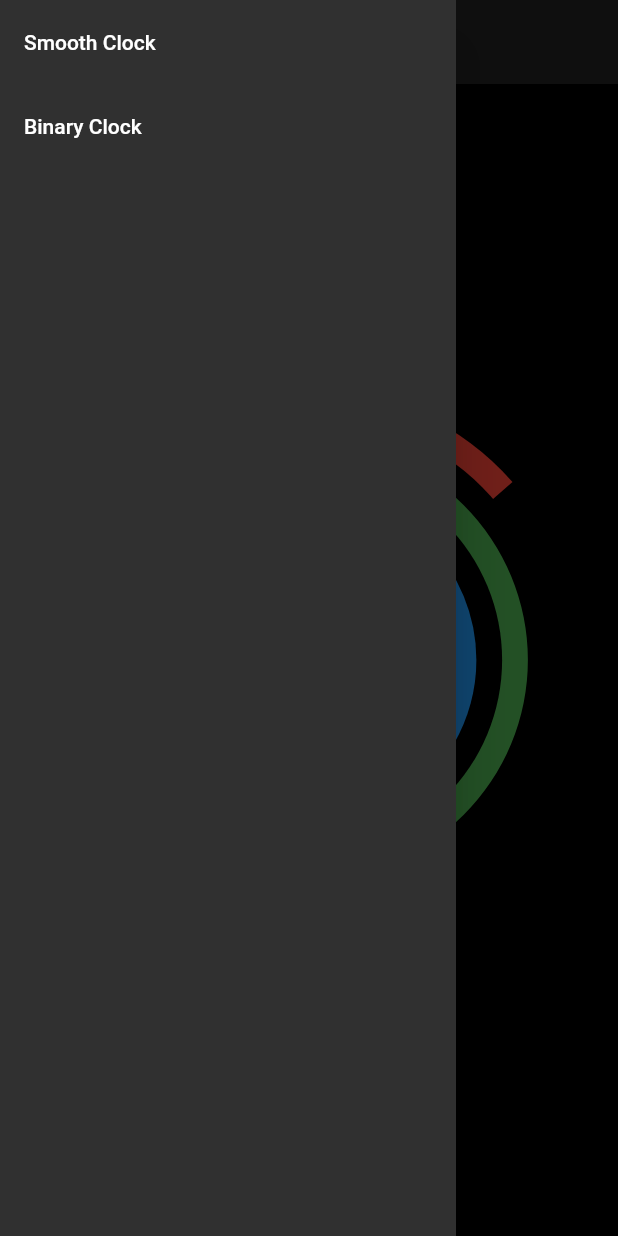
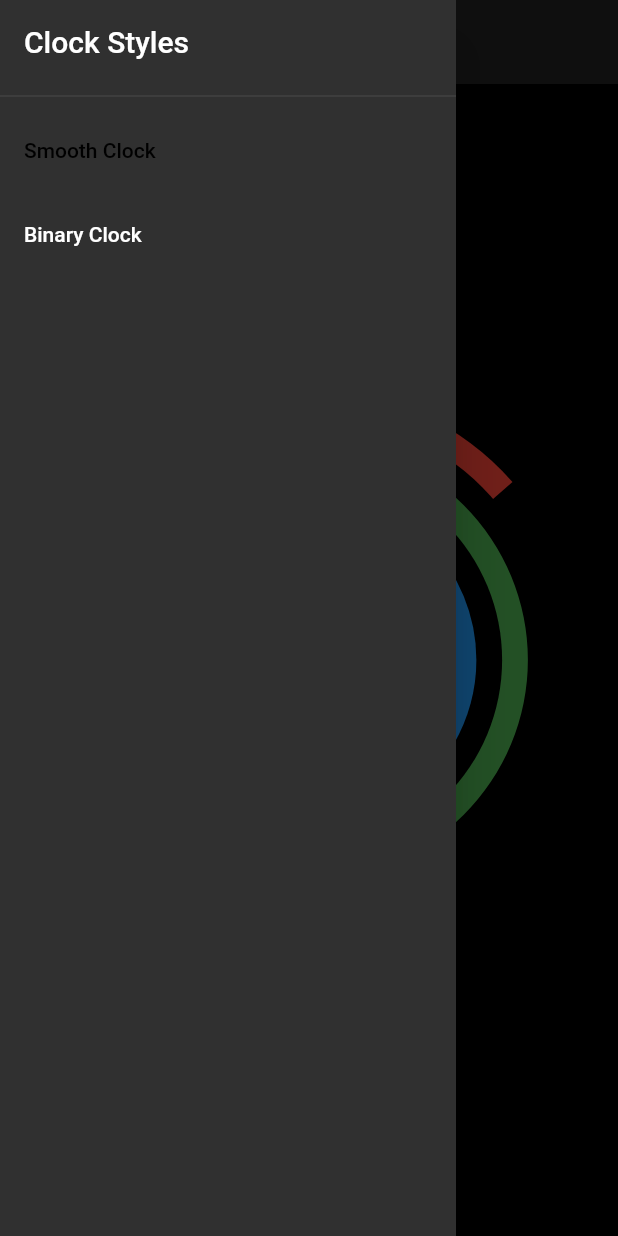
Before and after one commit to TheKingDave/smooth_clock, a Flutter app: the screen it shows after launch, with the side drawer open, on a phone screen of 412 x 824 dp. Run offline on Flutter 3.47's test engine with Material 2 defaults, Android fonts, the phone set to English and light mode, and no system bars; missing offline and left inert: date_util.

Commit message:
Added header to drawer

```diff
--- a/lib/main.dart
+++ b/lib/main.dart
@@ -14,7 +14,8 @@ void main() {
 }
 
 class MyApp extends StatelessWidget {
-  final ClockVisualizationSettings vss = ClockVisualizationSettings(bgColor: Colors.black);
+  final ClockVisualizationSettings vss =
+      ClockVisualizationSettings(bgColor: Colors.black);
 
   // This widget is the root of your application.
   @override
@@ -52,7 +53,12 @@ class HomePage extends StatelessWidget {
         child: ListView(
           children: <Widget>[
             ListTile(
+              title: Text("Clock Styles", style: TextStyle(fontSize: 20)),
+            ),
+            Divider(),
+            ListTile(
               title: Text("Smooth Clock"),
+              selected: true,
             ),
             ListTile(
               title: Text("Binary Clock"),
```
